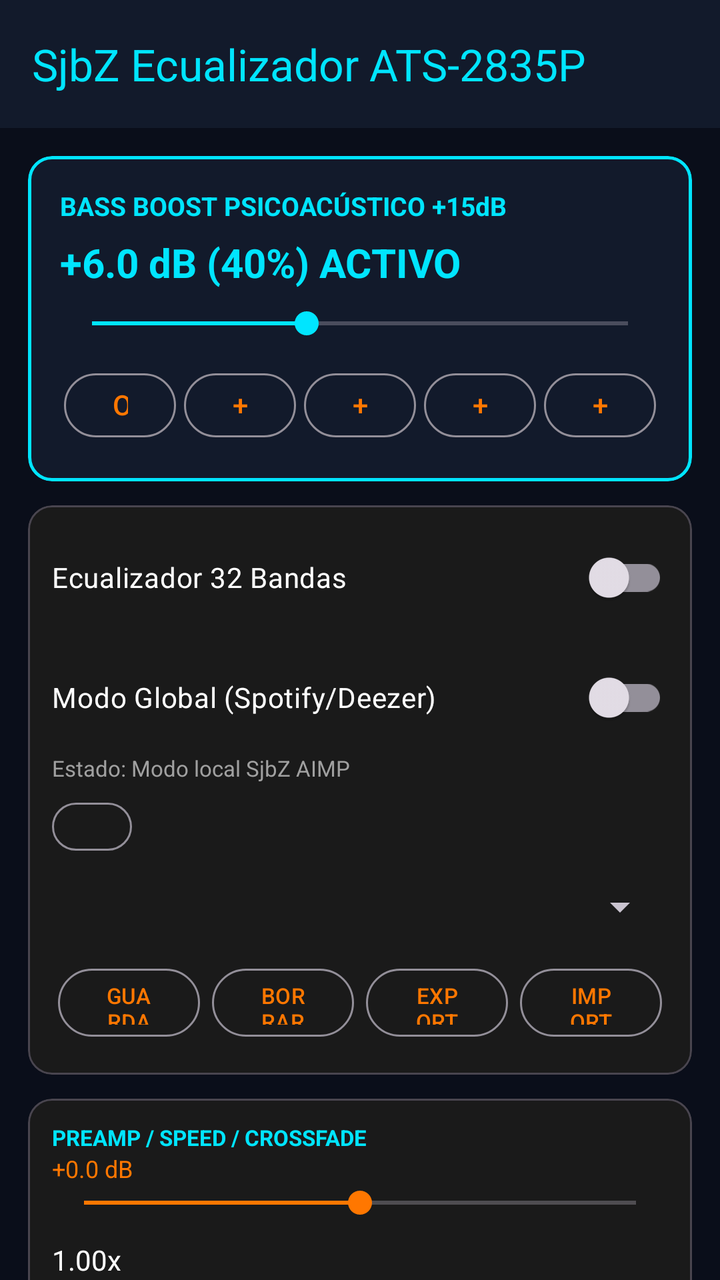
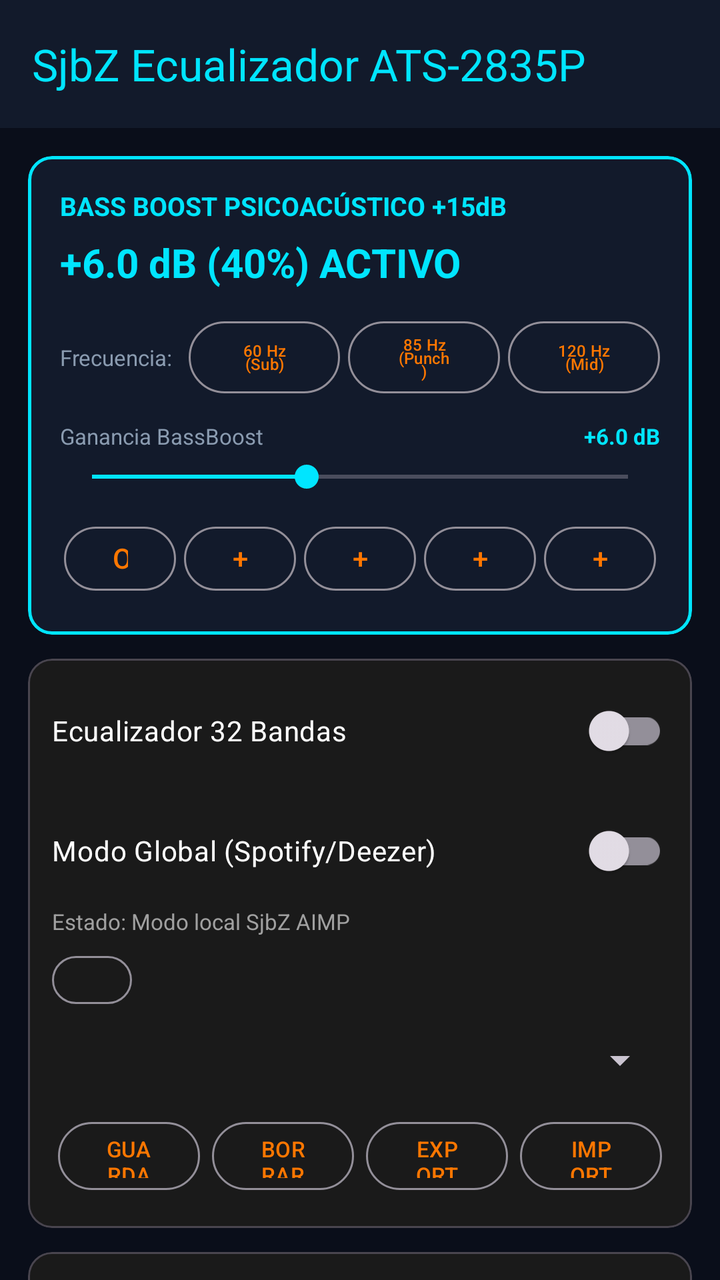

Before-and-after screenshots of an Android layout around one commit, followed by the original layout XML and the change that was made.
<!-- AndroidManifest.xml: activity theme Theme.SjbZ -->
<!-- res/layout/activity_eq.xml -->
<?xml version="1.0" encoding="utf-8"?>
<androidx.coordinatorlayout.widget.CoordinatorLayout xmlns:android="http://schemas.android.com/apk/res/android"
    xmlns:app="http://schemas.android.com/apk/res-auto"
    android:layout_width="match_parent"
    android:layout_height="match_parent"
    android:background="#0A0E1A">

    <com.google.android.material.appbar.AppBarLayout
        android:layout_width="match_parent"
        android:layout_height="wrap_content">
        <androidx.appcompat.widget.Toolbar
            android:id="@+id/eqToolbar"
            android:layout_width="match_parent"
            android:layout_height="?attr/actionBarSize"
            android:background="#121A2B"
            app:title="SjbZ Ecualizador ATS-2835P"
            app:titleTextColor="#00E5FF"/>
    </com.google.android.material.appbar.AppBarLayout>

    <androidx.core.widget.NestedScrollView
        android:layout_width="match_parent"
        android:layout_height="match_parent"
        app:layout_behavior="@string/appbar_scrolling_view_behavior">

        <LinearLayout android:orientation="vertical" android:layout_width="match_parent" android:layout_height="wrap_content" android:padding="8dp">

            
            <com.google.android.material.card.MaterialCardView
                android:layout_width="match_parent" android:layout_height="wrap_content"
                android:layout_margin="6dp" app:cardCornerRadius="12dp"
                app:cardBackgroundColor="#121A2B" app:strokeColor="#00E5FF" app:strokeWidth="1.5dp">
                <LinearLayout android:orientation="vertical" android:padding="16dp" android:layout_width="match_parent" android:layout_height="wrap_content">
                    <TextView android:text="BASS BOOST PSICOACÚSTICO +15dB" android:textColor="#00E5FF" android:textStyle="bold" android:textSize="13sp" android:layout_width="wrap_content" android:layout_height="wrap_content"/>
                    <TextView android:id="@+id/tvBassBoostValue" android:text="+6.0 dB (40%) ACTIVO" android:textColor="#00E5FF" android:textSize="20sp" android:textStyle="bold" android:layout_marginTop="6dp" android:layout_width="wrap_content" android:layout_height="wrap_content"/>
                    <SeekBar android:id="@+id/seekBassBoost" android:max="1000" android:progress="400" android:layout_width="match_parent" android:layout_height="wrap_content" android:layout_marginTop="8dp" android:progressTint="#00E5FF" android:thumbTint="#00E5FF"/>
                    <LinearLayout android:orientation="horizontal" android:layout_width="match_parent" android:layout_height="wrap_content" android:layout_marginTop="10dp" android:weightSum="5">
                        <Button android:id="@+id/btnBassOff" android:text="OFF" style="@style/Widget.Material3.Button.OutlinedButton" android:layout_width="0dp" android:layout_weight="1" android:layout_height="40dp" android:layout_margin="2dp"/>
                        <Button android:id="@+id/btnBass3" android:text="+3" style="@style/Widget.Material3.Button.OutlinedButton" android:layout_width="0dp" android:layout_weight="1" android:layout_height="40dp" android:layout_margin="2dp"/>
                        <Button android:id="@+id/btnBass6" android:text="+6" style="@style/Widget.Material3.Button.OutlinedButton" android:layout_width="0dp" android:layout_weight="1" android:layout_height="40dp" android:layout_margin="2dp"/>
                        <Button android:id="@+id/btnBass9" android:text="+9" style="@style/Widget.Material3.Button.OutlinedButton" android:layout_width="0dp" android:layout_weight="1" android:layout_height="40dp" android:layout_margin="2dp"/>
                        <Button android:id="@+id/btnBass12" android:text="+12" style="@style/Widget.Material3.Button.OutlinedButton" android:layout_width="0dp" android:layout_weight="1" android:layout_height="40dp" android:layout_margin="2dp"/>
                    </LinearLayout>
                </LinearLayout>
            </com.google.android.material.card.MaterialCardView>

            
            <com.google.android.material.card.MaterialCardView android:layout_width="match_parent" android:layout_height="wrap_content" android:layout_margin="6dp" app:cardCornerRadius="12dp" app:cardBackgroundColor="#1A1A1A">
                <LinearLayout android:orientation="vertical" android:padding="12dp" android:layout_width="match_parent" android:layout_height="wrap_content">
                    <androidx.appcompat.widget.SwitchCompat android:id="@+id/switchEqEnabled" android:text="Ecualizador 32 Bandas" android:textColor="#FFF" android:layout_width="match_parent" android:layout_height="wrap_content"/>
                    <androidx.appcompat.widget.SwitchCompat android:id="@+id/switchGlobalSystemEq" android:text="Modo Global (Spotify/Deezer)" android:textColor="#FFF" android:layout_width="match_parent" android:layout_height="wrap_content" android:layout_marginTop="12dp"/>
                    <TextView android:id="@+id/tvActiveSessionsStatus" android:text="Estado: Modo local SjbZ AIMP" android:textColor="#A0A0A0" android:textSize="11sp" android:layout_width="match_parent" android:layout_height="wrap_content" android:layout_marginTop="4dp"/>
                    <Button android:id="@+id/btnGlobalHelp" android:text="?" android:layout_width="40dp" android:layout_height="32dp" android:layout_marginTop="6dp" style="@style/Widget.Material3.Button.OutlinedButton"/>
                    <Spinner android:id="@+id/spinnerPresets" android:layout_width="match_parent" android:layout_height="wrap_content" android:layout_marginTop="12dp"/>
                    
                    <LinearLayout android:orientation="horizontal" android:layout_width="match_parent" android:layout_height="wrap_content" android:layout_marginTop="12dp">
                        <Button android:id="@+id/btnSavePreset" android:text="GUARDAR" style="@style/Widget.Material3.Button.OutlinedButton" android:textSize="11sp" android:layout_width="0dp" android:layout_weight="1" android:layout_height="42dp" android:layout_margin="3dp"/>
                        <Button android:id="@+id/btnDeletePreset" android:text="BORRAR" style="@style/Widget.Material3.Button.OutlinedButton" android:textSize="11sp" android:layout_width="0dp" android:layout_weight="1" android:layout_height="42dp" android:layout_margin="3dp"/>
                        <Button android:id="@+id/btnExportSjbz" android:text="EXPORT" style="@style/Widget.Material3.Button.OutlinedButton" android:textSize="11sp" android:layout_width="0dp" android:layout_weight="1" android:layout_height="42dp" android:layout_margin="3dp"/>
                        <Button android:id="@+id/btnImportSjbz" android:text="IMPORT" style="@style/Widget.Material3.Button.OutlinedButton" android:textSize="11sp" android:layout_width="0dp" android:layout_weight="1" android:layout_height="42dp" android:layout_margin="3dp"/>
                    </LinearLayout>
                </LinearLayout>
            </com.google.android.material.card.MaterialCardView>

            <com.google.android.material.card.MaterialCardView android:layout_width="match_parent" android:layout_height="wrap_content" android:layout_margin="6dp" app:cardCornerRadius="12dp" app:cardBackgroundColor="#1A1A1A">
                <LinearLayout android:orientation="vertical" android:padding="12dp" android:layout_width="match_parent" android:layout_height="wrap_content">
                    <TextView android:text="PREAMP / SPEED / CROSSFADE" android:textColor="#00E5FF" android:textSize="11sp" android:textStyle="bold" android:layout_width="wrap_content" android:layout_height="wrap_content"/>
                    <TextView android:id="@+id/tvPreampValue" android:text="+0.0 dB" android:textColor="#FF7700" android:textSize="12sp" android:layout_width="wrap_content" android:layout_height="wrap_content"/>
                    <SeekBar android:id="@+id/seekBarPreamp" android:max="240" android:progress="120" android:layout_width="match_parent" android:layout_height="wrap_content" android:progressTint="#FF7700" android:thumbTint="#FF7700"/>
                    <TextView android:id="@+id/tvSpeedValue" android:text="1.00x" android:textColor="#FFF" android:layout_marginTop="10dp" android:layout_width="wrap_content" android:layout_height="wrap_content"/>
                    <SeekBar android:id="@+id/seekBarSpeed" android:max="100" android:progress="50" android:layout_width="match_parent" android:layout_height="wrap_content" android:progressTint="#FF7700" android:thumbTint="#FF7700"/>
                    <TextView android:id="@+id/tvCrossfadeValue" android:text="0s" android:textColor="#FFF" android:layout_marginTop="10dp" android:layout_width="wrap_content" android:layout_height="wrap_content"/>
                    <SeekBar android:id="@+id/seekBarCrossfade" android:max="12" android:layout_width="match_parent" android:layout_height="wrap_content" android:progressTint="#FF7700" android:thumbTint="#FF7700"/>
                </LinearLayout>
            </com.google.android.material.card.MaterialCardView>

            
            <com.google.android.material.card.MaterialCardView android:layout_width="match_parent" android:layout_height="wrap_content" android:layout_margin="6dp" app:cardCornerRadius="12dp" app:cardBackgroundColor="#1A1A1A">
                <HorizontalScrollView 
                    android:id="@+id/hsvBands"
                    android:layout_width="match_parent" 
                    android:layout_height="400dp"
                    android:layerType="software"
                    android:clipChildren="false"
                    android:fillViewport="true"
                    android:scrollbars="none">
                    <LinearLayout android:id="@+id/container32Bands" android:orientation="horizontal" android:layout_width="wrap_content" android:layout_height="match_parent" android:gravity="bottom"/>
                </HorizontalScrollView>
            </com.google.android.material.card.MaterialCardView>

            <com.google.android.material.card.MaterialCardView android:layout_width="match_parent" android:layout_height="wrap_content" android:layout_margin="6dp" app:cardCornerRadius="12dp" app:cardBackgroundColor="#1A1A1A">
                <LinearLayout android:orientation="vertical" android:padding="12dp" android:layout_width="match_parent" android:layout_height="wrap_content">
                    <androidx.appcompat.widget.SwitchCompat android:id="@+id/switchMdrcEnabled" android:text="MDRC Dinámica" android:textColor="#FFF" android:layout_width="match_parent" android:layout_height="wrap_content"/>
                    <TextView android:id="@+id/tvMdrcGainSub" android:text="+0.0 dB" android:textColor="#00E5FF" android:layout_marginTop="10dp" android:layout_width="wrap_content" android:layout_height="wrap_content"/><SeekBar android:id="@+id/sbMdrcGainSub" android:max="240" android:progress="120" android:layout_width="match_parent" android:layout_height="wrap_content" android:progressTint="#00E5FF" android:thumbTint="#00E5FF"/>
                    <TextView android:id="@+id/tvMdrcGainLow" android:text="+0.0 dB" android:textColor="#00E5FF" android:layout_width="wrap_content" android:layout_height="wrap_content"/><SeekBar android:id="@+id/sbMdrcGainLow" android:max="240" android:progress="120" android:layout_width="match_parent" android:layout_height="wrap_content" android:progressTint="#00E5FF" android:thumbTint="#00E5FF"/>
                    <TextView android:id="@+id/tvMdrcGainMid" android:text="+0.0 dB" android:textColor="#00E5FF" android:layout_width="wrap_content" android:layout_height="wrap_content"/><SeekBar android:id="@+id/sbMdrcGainMid" android:max="240" android:progress="120" android:layout_width="match_parent" android:layout_height="wrap_content" android:progressTint="#00E5FF" android:thumbTint="#00E5FF"/>
                    <TextView android:id="@+id/tvMdrcGainHigh" android:text="+0.0 dB" android:textColor="#00E5FF" android:layout_width="wrap_content" android:layout_height="wrap_content"/><SeekBar android:id="@+id/sbMdrcGainHigh" android:max="240" android:progress="120" android:layout_width="match_parent" android:layout_height="wrap_content" android:progressTint="#00E5FF" android:thumbTint="#00E5FF"/>
                    <TextView android:id="@+id/tvMdrcGainAir" android:text="+0.0 dB" android:textColor="#00E5FF" android:layout_width="wrap_content" android:layout_height="wrap_content"/><SeekBar android:id="@+id/sbMdrcGainAir" android:max="240" android:progress="120" android:layout_width="match_parent" android:layout_height="wrap_content" android:progressTint="#00E5FF" android:thumbTint="#00E5FF"/>
                </LinearLayout>
            </com.google.android.material.card.MaterialCardView>

        </LinearLayout>
    </androidx.core.widget.NestedScrollView>
</androidx.coordinatorlayout.widget.CoordinatorLayout>
<!-- resources referenced by this layout -->
<resources>
  <style name="Theme.SjbZ" parent="Theme.Material3.Dark.NoActionBar">
          <item name="colorPrimary">@color/aimp_orange</item>
          <item name="colorPrimaryVariant">@color/aimp_orange_dark</item>
          <item name="colorOnPrimary">@color/aimp_black</item>
          <item name="colorSecondary">@color/aimp_orange_light</item>
          <item name="android:statusBarColor">@color/aimp_black</item>
          <item name="android:navigationBarColor">@color/aimp_black</item>
          <item name="android:windowBackground">@color/aimp_black</item>
      </style>
  <color name="aimp_orange">#FF7700</color>
  <color name="aimp_orange_dark">#E66700</color>
  <color name="aimp_black">#121212</color>
  <color name="aimp_orange_light">#FF9900</color>
</resources>

<!-- the commit's change to res/layout/activity_eq.xml (unified diff, before → after) -->
@@ -32,7 +32,21 @@
                 <LinearLayout android:orientation="vertical" android:padding="16dp" android:layout_width="match_parent" android:layout_height="wrap_content">
                     <TextView android:text="BASS BOOST PSICOACÚSTICO +15dB" android:textColor="#00E5FF" android:textStyle="bold" android:textSize="13sp" android:layout_width="wrap_content" android:layout_height="wrap_content"/>
                     <TextView android:id="@+id/tvBassBoostValue" android:text="+6.0 dB (40%) ACTIVO" android:textColor="#00E5FF" android:textSize="20sp" android:textStyle="bold" android:layout_marginTop="6dp" android:layout_width="wrap_content" android:layout_height="wrap_content"/>
-                    <SeekBar android:id="@+id/seekBassBoost" android:max="1000" android:progress="400" android:layout_width="match_parent" android:layout_height="wrap_content" android:layout_marginTop="8dp" android:progressTint="#00E5FF" android:thumbTint="#00E5FF"/>
+
+                    <LinearLayout android:orientation="horizontal" android:layout_width="match_parent" android:layout_height="wrap_content" android:layout_marginTop="12dp" android:gravity="center_vertical">
+                        <TextView android:text="Frecuencia:" android:textColor="#8A9BB0" android:textSize="11sp" android:layout_width="wrap_content" android:layout_height="wrap_content"/>
+                        <Button android:id="@+id/btnFreq60" android:text="60 Hz&#10;(Sub)" style="@style/Widget.Material3.Button.OutlinedButton" android:textSize="8sp" android:lineSpacingExtra="-3dp" android:layout_width="0dp" android:layout_weight="1" android:layout_height="44dp" android:layout_marginStart="8dp"/>
+                        <Button android:id="@+id/btnFreq85" android:text="85 Hz&#10;(Punch)" style="@style/Widget.Material3.Button.OutlinedButton" android:textSize="8sp" android:lineSpacingExtra="-3dp" android:layout_width="0dp" android:layout_weight="1" android:layout_height="44dp" android:layout_marginStart="4dp"/>
+                        <Button android:id="@+id/btnFreq120" android:text="120 Hz&#10;(Mid)" style="@style/Widget.Material3.Button.OutlinedButton" android:textSize="8sp" android:lineSpacingExtra="-3dp" android:layout_width="0dp" android:layout_weight="1" android:layout_height="44dp" android:layout_marginStart="4dp"/>
+                    </LinearLayout>
+
+                    <LinearLayout android:orientation="horizontal" android:layout_width="match_parent" android:layout_height="wrap_content" android:layout_marginTop="10dp">
+                        <TextView android:text="Ganancia BassBoost" android:textColor="#8A9BB0" android:textSize="11sp" android:layout_width="0dp" android:layout_weight="1" android:layout_height="wrap_content"/>
+                        <TextView android:id="@+id/tvBassGainSide" android:text="+6.0 dB" android:textColor="#00E5FF" android:textSize="11sp" android:textStyle="bold" android:layout_width="wrap_content" android:layout_height="wrap_content"/>
+                    </LinearLayout>
+
+                    <SeekBar android:id="@+id/seekBassBoost" android:max="1000" android:progress="400" android:layout_width="match_parent" android:layout_height="wrap_content" android:layout_marginTop="4dp" android:progressTint="#00E5FF" android:thumbTint="#00E5FF"/>
+
                     <LinearLayout android:orientation="horizontal" android:layout_width="match_parent" android:layout_height="wrap_content" android:layout_marginTop="10dp" android:weightSum="5">
                         <Button android:id="@+id/btnBassOff" android:text="OFF" style="@style/Widget.Material3.Button.OutlinedButton" android:layout_width="0dp" android:layout_weight="1" android:layout_height="40dp" android:layout_margin="2dp"/>
                         <Button android:id="@+id/btnBass3" android:text="+3" style="@style/Widget.Material3.Button.OutlinedButton" android:layout_width="0dp" android:layout_weight="1" android:layout_height="40dp" android:layout_margin="2dp"/>
@@ -51,7 +65,6 @@
                     <TextView android:id="@+id/tvActiveSessionsStatus" android:text="Estado: Modo local SjbZ AIMP" android:textColor="#A0A0A0" android:textSize="11sp" android:layout_width="match_parent" android:layout_height="wrap_content" android:layout_marginTop="4dp"/>
                     <Button android:id="@+id/btnGlobalHelp" android:text="?" android:layout_width="40dp" android:layout_height="32dp" android:layout_marginTop="6dp" style="@style/Widget.Material3.Button.OutlinedButton"/>
                     <Spinner android:id="@+id/spinnerPresets" android:layout_width="match_parent" android:layout_height="wrap_content" android:layout_marginTop="12dp"/>
-                    
                     <LinearLayout android:orientation="horizontal" android:layout_width="match_parent" android:layout_height="wrap_content" android:layout_marginTop="12dp">
                         <Button android:id="@+id/btnSavePreset" android:text="GUARDAR" style="@style/Widget.Material3.Button.OutlinedButton" android:textSize="11sp" android:layout_width="0dp" android:layout_weight="1" android:layout_height="42dp" android:layout_margin="3dp"/>
                         <Button android:id="@+id/btnDeletePreset" android:text="BORRAR" style="@style/Widget.Material3.Button.OutlinedButton" android:textSize="11sp" android:layout_width="0dp" android:layout_weight="1" android:layout_height="42dp" android:layout_margin="3dp"/>
@@ -75,14 +88,7 @@
 
             
             <com.google.android.material.card.MaterialCardView android:layout_width="match_parent" android:layout_height="wrap_content" android:layout_margin="6dp" app:cardCornerRadius="12dp" app:cardBackgroundColor="#1A1A1A">
-                <HorizontalScrollView 
-                    android:id="@+id/hsvBands"
-                    android:layout_width="match_parent" 
-                    android:layout_height="400dp"
-                    android:layerType="software"
-                    android:clipChildren="false"
-                    android:fillViewport="true"
-                    android:scrollbars="none">
+                <HorizontalScrollView android:id="@+id/hsvBands" android:layout_width="match_parent" android:layout_height="400dp" android:layerType="software" android:clipChildren="false" android:fillViewport="true" android:scrollbars="none">
                     <LinearLayout android:id="@+id/container32Bands" android:orientation="horizontal" android:layout_width="wrap_content" android:layout_height="match_parent" android:gravity="bottom"/>
                 </HorizontalScrollView>
             </com.google.android.material.card.MaterialCardView>
